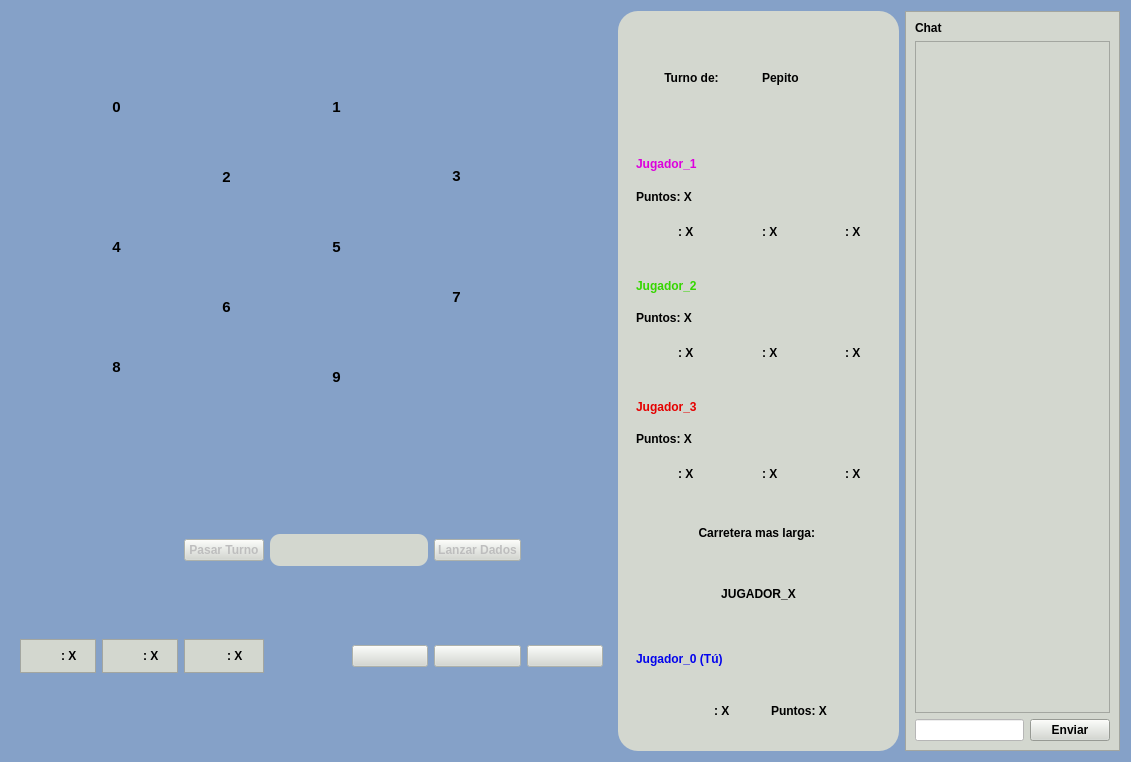
Before: the Qt Designer form Tareas/T03/client/frontend/ventana_juego.ui in domingo2000/ProgramacionAvanzada, drawn with Qt 5.
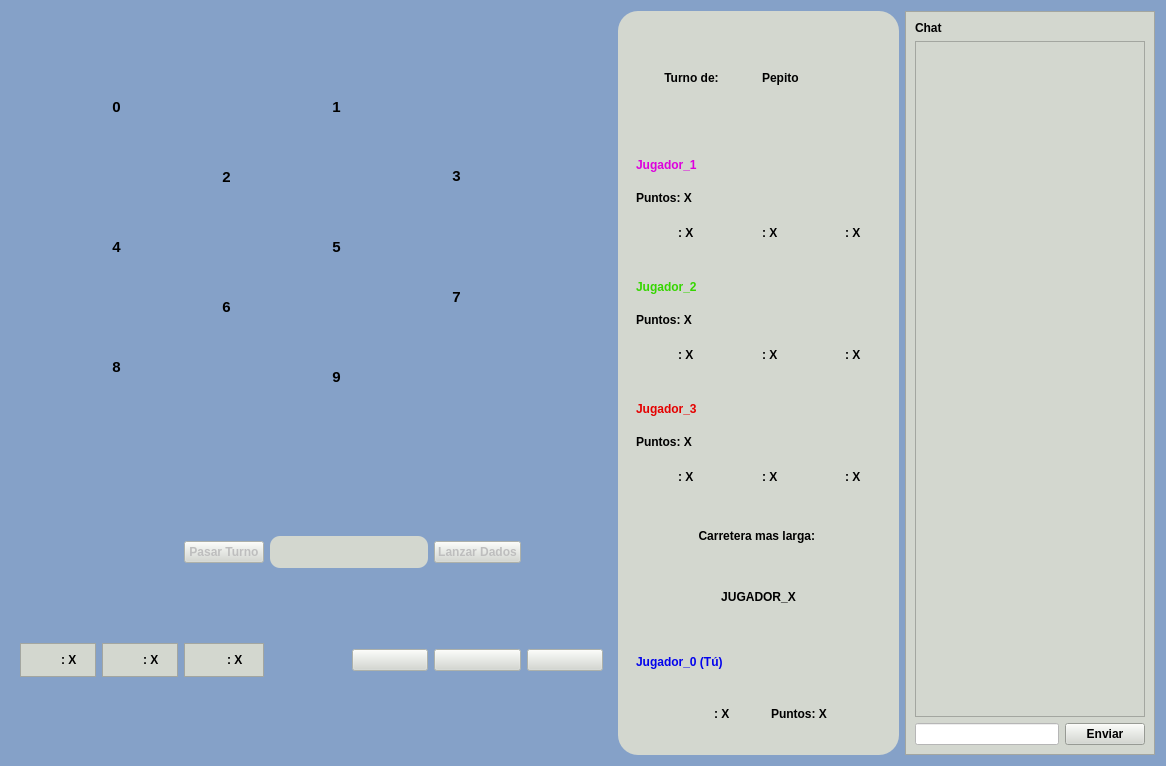
After: the same form once the commit is applied. Icons and pictures are not drawn.

Commit message: ajustado tamaño ventana juego

Patch:
```diff
--- a/Tareas/T03/client/frontend/ventana_juego.ui
+++ b/Tareas/T03/client/frontend/ventana_juego.ui
@@ -6,7 +6,7 @@
    <rect>
     <x>0</x>
     <y>0</y>
-    <width>1131</width>
+    <width>1166</width>
     <height>762</height>
    </rect>
   </property>
@@ -2259,7 +2259,7 @@
      <property name="minimumSize">
       <size>
        <width>180</width>
-       <height>0</height>
+       <height>744</height>
       </size>
      </property>
      <property name="styleSheet">
```
